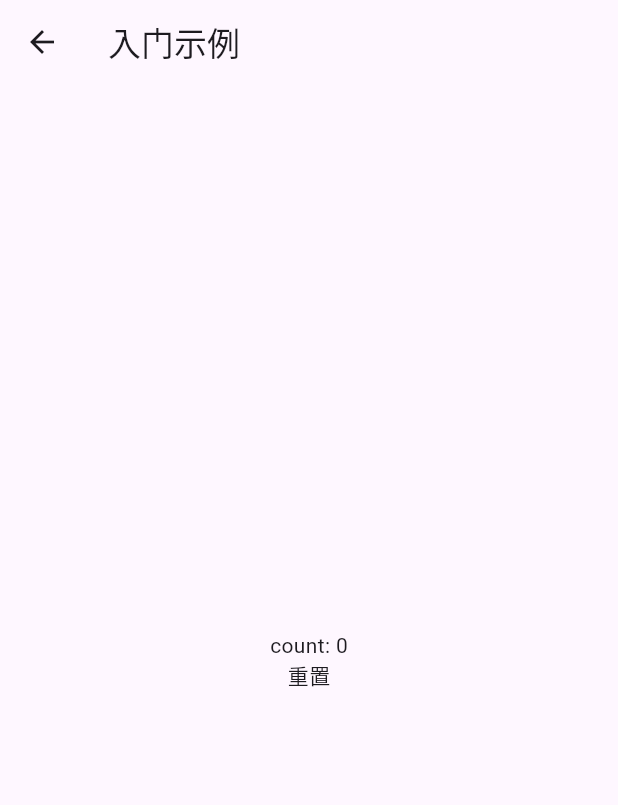
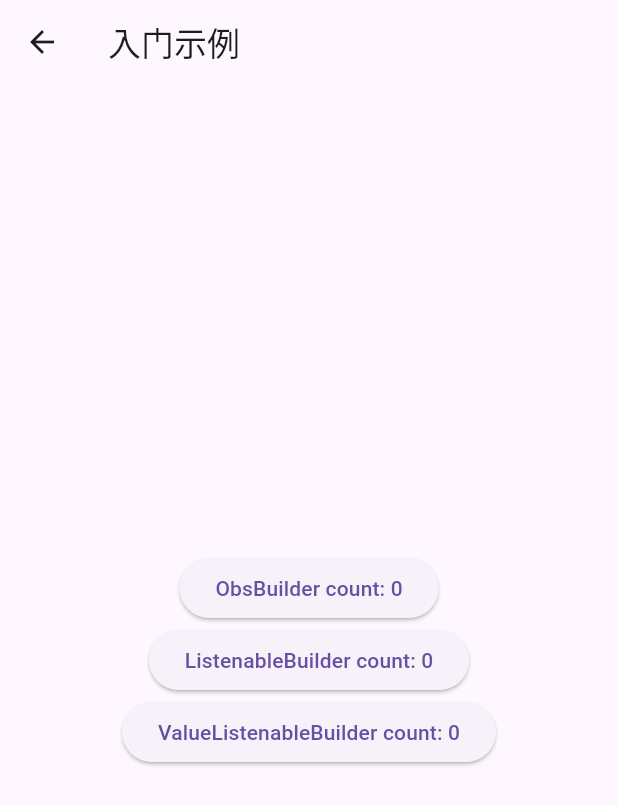
Before and after one commit to luoyi58624/flutter_obs, a Flutter app: the SimplePage screen opened directly, on a phone screen of 412 x 824 dp. Shown: the top 805 px of the screen. Run offline on Flutter 3.47's test engine with Material 3 defaults, Android fonts, the light colour scheme and no system bars; our stand-ins replace flutter_hooks.

```diff
--- a/example/lib/pages/1.dart
+++ b/example/lib/pages/1.dart
@@ -9,9 +9,9 @@ class SimplePage extends StatelessWidget {
   Widget build(BuildContext context) {
     final countList = List.generate(1, (index) {
       final count = Obs(0);
-      // count.addListener(() {
-      //   debugPrint('count$index更新');
-      // });
+      count.addListener(() {
+        debugPrint('count$index更新');
+      });
       return count;
     });
     return Scaffold(
@@ -25,44 +25,28 @@ class SimplePage extends StatelessWidget {
               ...countList.map(
                 (count) => Column(
                   children: [
-                    ObsBuilder(builder: (context) {
-                      return GestureDetector(
-                        onTap: () {
-                          count.value++;
+                    ElevatedButton(
+                      onPressed: () => count.value++,
+                      child: ObsBuilder(
+                        builder: (_) => Text('ObsBuilder count: ${count.value}'),
+                      ),
+                    ),
+                    ElevatedButton(
+                      onPressed: () => count.value++,
+                      child: ListenableBuilder(
+                        listenable: count,
+                        builder: (context, child) => Text('ListenableBuilder count: ${count.value}'),
+                      ),
+                    ),
+                    ElevatedButton(
+                      onPressed: () => count.value++,
+                      child: ValueListenableBuilder(
+                        valueListenable: count,
+                        builder: (context, value, child) {
+                          return Text('ValueListenableBuilder count: $value');
                         },
-                        child: Text(
-                          'count: ${count.value}',
-                        ),
-                      );
-                    }),
-                    GestureDetector(
-                      onTap: () {
-                        count.reset();
-                      },
-                      child: const Text('重置'),
+                      ),
                     ),
-                    // ElevatedButton(
-                    //   onPressed: () => count.value++,
-                    //   child: ObsBuilder(
-                    //     builder: (_) => Text('ObsBuilder count: ${count.value}'),
-                    //   ),
-                    // ),
-                    // ElevatedButton(
-                    //   onPressed: () => count.value++,
-                    //   child: ListenableBuilder(
-                    //     listenable: count,
-                    //     builder: (context, child) => Text('ListenableBuilder count: ${count.value}'),
-                    //   ),
-                    // ),
-                    // ElevatedButton(
-                    //   onPressed: () => count.value++,
-                    //   child: ValueListenableBuilder(
-                    //     valueListenable: count,
-                    //     builder: (context, value, child) {
-                    //       return Text('ValueListenableBuilder count: $value');
-                    //     },
-                    //   ),
-                    // ),
                   ],
                 ),
               ),
--- a/pubspec.yaml
+++ b/pubspec.yaml
@@ -1,6 +1,6 @@
 name: flutter_obs
 description: "A easy state management, It is an enhanced version of ValueNotifier"
-version: 1.2.3
+version: 1.2.4
 homepage: https://github.com/luoyi58624/flutter_obs
 
 environment:
```
Also changed, not shown: 1 other file.
